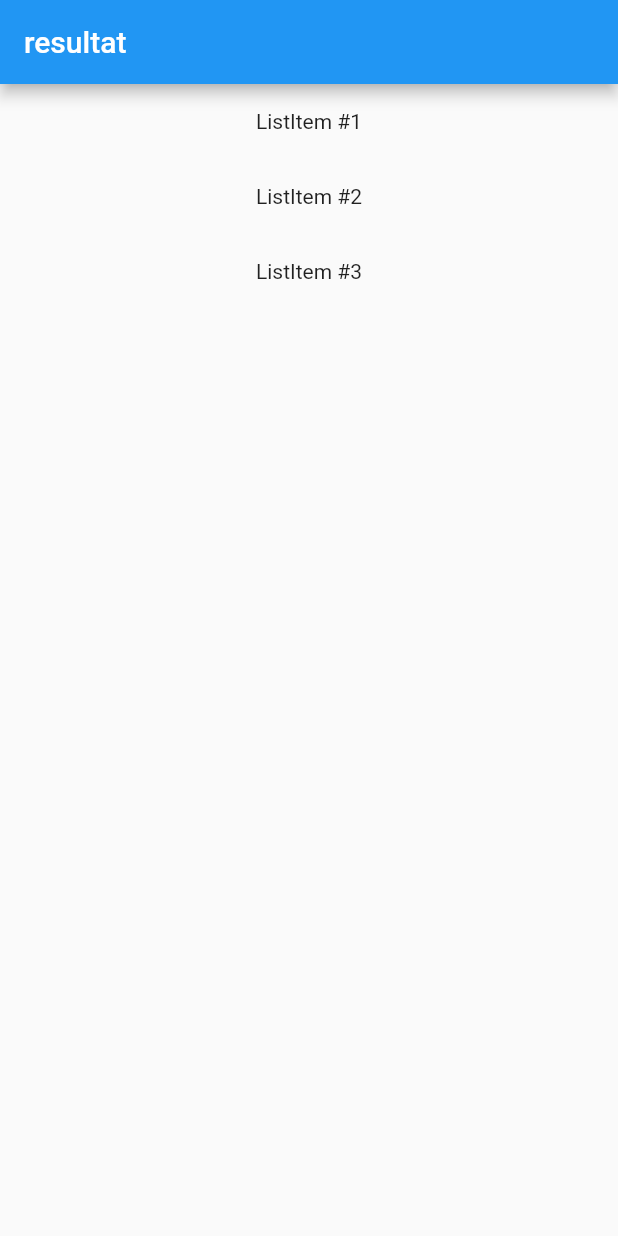
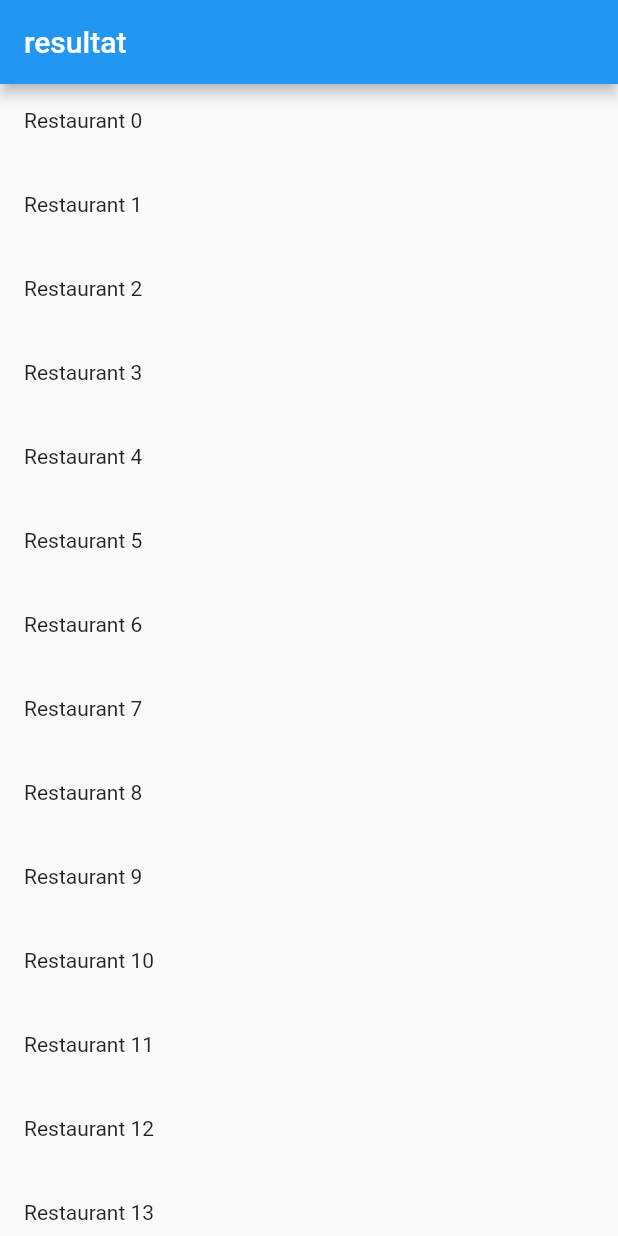
Before and after one commit to gu-tig169/grupp3, a Flutter app: the screen it shows after launch, on a phone screen of 412 x 824 dp. Run offline on Flutter 3.47's test engine with Material 2 defaults, Android fonts, the phone set to English and light mode, and no system bars.

Commit message:
Lagt till model.dart och RestaurantList.dart. Lagt till en builder för att visa lista

```diff
--- /dev/null
+++ b/lib/RestaurantList.dart
@@ -0,0 +1,21 @@
+import 'package:flutter/cupertino.dart';
+import 'package:flutter/material.dart';
+
+import 'model.dart';
+
+class RestaurantList extends StatelessWidget {
+  final List<Restaurant> restaurants;
+
+  RestaurantList(this.restaurants);
+
+  Widget build(BuildContext context) {
+    return ListView.builder(
+      itemCount: restaurants.length,
+      itemBuilder: (context, index) {
+        return ListTile(
+          leading: Text('${restaurants[index].name}'),
+        );
+      },
+    );
+  }
+}
--- a/lib/RestaurantListView.dart
+++ b/lib/RestaurantListView.dart
@@ -1,28 +1,18 @@
 import 'package:flutter/cupertino.dart';
 import 'package:flutter/material.dart';
 
+import 'model.dart';
+import 'RestaurantList.dart';
+
 class RestaurantListView extends StatelessWidget {
+  final restaurantList =
+      List<Restaurant>.generate(100, (i) => Restaurant(name: "Restaurant $i"));
   Widget build(BuildContext context) {
     return Scaffold(
       appBar: AppBar(
         title: Text('resultat'),
       ),
-      body: ListView(
-        children: <Widget>[
-          Container(
-            height: 50,
-            child: Center(child: Text('ListItem #1')),
-          ),
-          Container(
-            height: 50,
-            child: Center(child: Text('ListItem #2')),
-          ),
-          Container(
-            height: 50,
-            child: Center(child: Text('ListItem #3')),
-          ),
-        ],
-      ),
+      body: RestaurantList(restaurantList),
     );
   }
 }
--- /dev/null
+++ b/lib/model.dart
@@ -0,0 +1,22 @@
+import 'package:flutter/material.dart';
+
+class Restaurant {
+  String name;
+  String address;
+
+  bool openNow;
+
+  int rating;
+  int userRatingsTotal;
+
+  int priceLevel;
+
+  Restaurant({
+    @required this.name,
+    this.address,
+    this.openNow,
+    this.rating,
+    this.userRatingsTotal,
+    this.priceLevel,
+  });
+}
```
